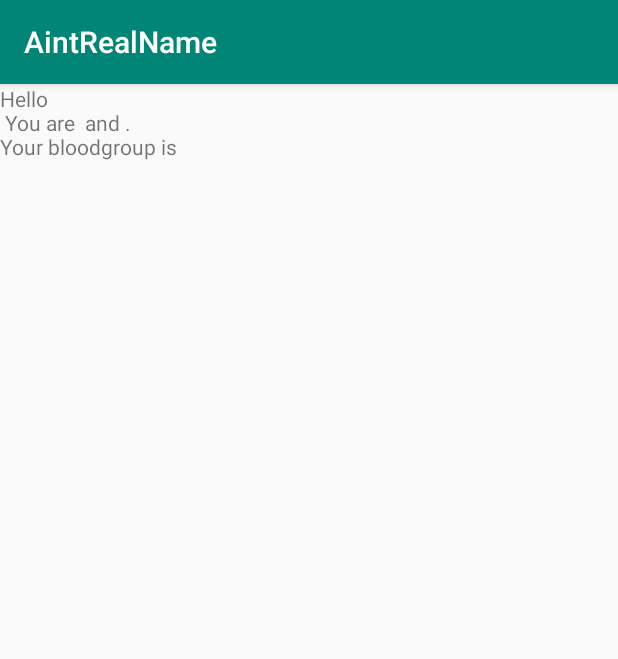
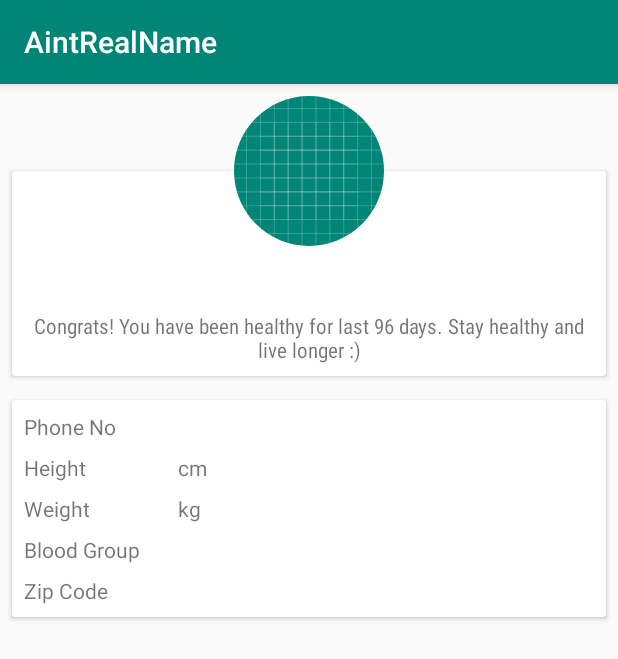
Before and after one commit to pani-vishal/Re-Med, an Android app: the HomeActivity screen opened directly, with no data from a screen before it, on a phone screen of 412 x 824 dp. Shown: the top 659 px of the screen. Run offline under Robolectric (Android 15) with nearby library versions, the light colour scheme and no system bars; our stand-ins replace CircleImageView.

Commit message:
Add Basic Layout for Home Screen

```diff
--- a/Android/AintRealName/app/build.gradle
+++ b/Android/AintRealName/app/build.gradle
@@ -35,6 +35,9 @@ dependencies {
     implementation 'com.squareup.retrofit2:retrofit:2.4.0'
     implementation 'com.squareup.retrofit2:converter-gson:2.4.0'
 
+    implementation 'de.hdodenhof:circleimageview:2.2.0'
+    implementation 'com.github.bumptech.glide:glide:4.8.0'
+    kapt 'com.github.bumptech.glide:compiler:4.8.0'
 
     def work_version = "1.0.0-alpha10"
 
--- a/Android/AintRealName/app/src/main/java/com/codeplay/aintrealname/controller/HomeActivity.kt
+++ b/Android/AintRealName/app/src/main/java/com/codeplay/aintrealname/controller/HomeActivity.kt
@@ -3,6 +3,7 @@ package com.codeplay.aintrealname.controller
 import android.support.v7.app.AppCompatActivity
 import android.os.Bundle
 import com.codeplay.aintrealname.R
+import com.codeplay.aintrealname.controller.fragments.HomeFragment
 import com.codeplay.aintrealname.utilities.UserDetails
 import kotlinx.android.synthetic.main.activity_home.*
 
@@ -12,6 +13,8 @@ class HomeActivity : AppCompatActivity() {
         super.onCreate(savedInstanceState)
         setContentView(R.layout.activity_home)
 
-        textVIew.text = "Hello ${UserDetails.name} \n You are ${UserDetails.height} and ${UserDetails.weight}.\nYour bloodgroup is ${UserDetails.bloodGroup}"
+        supportFragmentManager.beginTransaction().replace(R.id.homeScreenArea, HomeFragment()).commit()
+
+        //textVIew.text = "Hello ${UserDetails.name} \n You are ${UserDetails.height} and ${UserDetails.weight}.\nYour bloodgroup is ${UserDetails.bloodGroup}"
     }
 }
--- a/Android/AintRealName/app/src/main/java/com/codeplay/aintrealname/controller/SplashActivity.kt
+++ b/Android/AintRealName/app/src/main/java/com/codeplay/aintrealname/controller/SplashActivity.kt
@@ -27,8 +27,10 @@ class SplashActivity : AppCompatActivity() {
         Log.v("Token", userToken)
         if(userToken == Constants.TOKEN_DEFAULT){
             startActivity(Intent(this, SignInActivity::class.java))
+            finish()
         }else{
             val user = AppDB.getInstance(this).getUserDetails()
+
             UserDetails.name = user.name
             UserDetails.birthDate = user.birthDate
             UserDetails.bloodGroup = user.bloodGroup
@@ -39,6 +41,7 @@ class SplashActivity : AppCompatActivity() {
             UserDetails.pincode = user.pincode
 
             startActivity(Intent(this, HomeActivity::class.java))
+            finish()
         }
     }
 
--- /dev/null
+++ b/Android/AintRealName/app/src/main/java/com/codeplay/aintrealname/controller/fragments/HomeFragment.kt
@@ -0,0 +1,37 @@
+package com.codeplay.aintrealname.controller.fragments
+
+
+import android.os.Bundle
+import android.support.v4.app.Fragment
+import android.view.LayoutInflater
+import android.view.View
+import android.view.ViewGroup
+
+import com.codeplay.aintrealname.R
+import com.codeplay.aintrealname.models.User
+import com.codeplay.aintrealname.utilities.UserDetails
+import kotlinx.android.synthetic.main.fragment_home.*
+
+
+class HomeFragment : Fragment() {
+
+    override fun onCreateView(inflater: LayoutInflater, container: ViewGroup?,
+                              savedInstanceState: Bundle?): View? {
+        // Inflate the layout for this fragment
+        return inflater.inflate(R.layout.fragment_home, container, false)
+    }
+
+    override fun onViewCreated(view: View, savedInstanceState: Bundle?) {
+        super.onViewCreated(view, savedInstanceState)
+
+        userNameTextView.text = UserDetails.name
+        messageTextView.text = "Congrats! You have been healthy for last 96 days. Stay healthy and live longer :)"
+
+        phoneNoTextView.text = UserDetails.phoneNo
+        heightTextView.text = UserDetails.height + " cm"
+        weightTextView.text = UserDetails.weight + " kg"
+        zipCodeTextView.text = UserDetails.pincode
+        bloodGroupTextView.text = UserDetails.bloodGroup
+    }
+
+}
--- a/Android/AintRealName/app/src/main/res/layout/activity_home.xml
+++ b/Android/AintRealName/app/src/main/res/layout/activity_home.xml
@@ -1,12 +1,10 @@
 <?xml version="1.0" encoding="utf-8"?>
-<android.support.constraint.ConstraintLayout xmlns:android="http://schemas.android.com/apk/res/android"
+<FrameLayout xmlns:android="http://schemas.android.com/apk/res/android"
     xmlns:app="http://schemas.android.com/apk/res-auto"
     xmlns:tools="http://schemas.android.com/tools"
     android:layout_width="match_parent"
     android:layout_height="match_parent"
-    tools:context=".controller.HomeActivity">
-    <TextView
-        android:layout_width="match_parent"
-        android:layout_height="match_parent"
-        android:id="@+id/textVIew"/>
-</android.support.constraint.ConstraintLayout>
+    tools:context=".controller.HomeActivity"
+    android:id="@+id/homeScreenArea">
+
+</FrameLayout>
--- /dev/null
+++ b/Android/AintRealName/app/src/main/res/layout/fragment_home.xml
@@ -0,0 +1,221 @@
+<?xml version="1.0" encoding="utf-8"?>
+<android.support.v4.widget.NestedScrollView xmlns:android="http://schemas.android.com/apk/res/android"
+    xmlns:app="http://schemas.android.com/apk/res-auto"
+    xmlns:tools="http://schemas.android.com/tools"
+    android:layout_width="match_parent"
+    android:layout_height="match_parent"
+    tools:context=".controller.fragments.HomeFragment">
+
+    <android.support.constraint.ConstraintLayout
+        android:layout_width="match_parent"
+        android:layout_height="match_parent">
+
+        <android.support.constraint.ConstraintLayout xmlns:android="http://schemas.android.com/apk/res/android"
+            xmlns:app="http://schemas.android.com/apk/res-auto"
+            xmlns:tools="http://schemas.android.com/tools"
+            android:id="@+id/constraintLayout"
+            android:layout_width="match_parent"
+            android:layout_height="wrap_content">
+
+
+            <de.hdodenhof.circleimageview.CircleImageView
+                android:id="@+id/homeImage"
+                android:layout_width="100dp"
+                android:layout_height="100dp"
+                android:layout_marginTop="8dp"
+                android:scaleType="centerCrop"
+                android:src="@drawable/ic_launcher_background"
+                android:translationZ="4dp"
+                app:layout_constraintEnd_toEndOf="parent"
+                app:layout_constraintHorizontal_bias="0.5"
+                app:layout_constraintStart_toStartOf="parent"
+                app:layout_constraintTop_toTopOf="parent" />
+
+            <android.support.v7.widget.CardView
+                android:layout_width="0dp"
+                android:layout_height="wrap_content"
+                android:layout_marginStart="8dp"
+                android:layout_marginTop="50dp"
+                android:layout_marginEnd="8dp"
+                android:layout_marginBottom="8dp"
+                app:layout_constraintBottom_toBottomOf="parent"
+                app:layout_constraintEnd_toEndOf="parent"
+                app:layout_constraintStart_toStartOf="parent"
+                app:layout_constraintTop_toTopOf="@+id/homeImage">
+
+                <android.support.constraint.ConstraintLayout
+                    android:layout_width="match_parent"
+                    android:layout_height="match_parent">
+
+                    <TextView
+                        android:id="@+id/userNameTextView"
+                        android:layout_width="wrap_content"
+                        android:layout_height="wrap_content"
+                        android:layout_marginTop="8dp"
+                        android:textColor="@color/gray_shade_9"
+                        android:textSize="20sp"
+                        app:layout_constraintEnd_toEndOf="parent"
+                        app:layout_constraintStart_toStartOf="parent"
+                        app:layout_constraintTop_toTopOf="@+id/guideline3"
+                        tools:text="Pravin Rathore" />
+
+                    <TextView
+                        android:id="@+id/messageTextView"
+                        android:layout_width="0dp"
+                        android:layout_height="wrap_content"
+                        android:layout_marginStart="8dp"
+                        android:layout_marginTop="8dp"
+                        android:layout_marginEnd="8dp"
+                        android:layout_marginBottom="8dp"
+                        android:fontFamily="sans-serif-condensed"
+                        android:textAlignment="center"
+                        app:layout_constraintBottom_toBottomOf="parent"
+                        app:layout_constraintEnd_toEndOf="parent"
+                        app:layout_constraintHorizontal_bias="0.5"
+                        app:layout_constraintStart_toStartOf="parent"
+                        app:layout_constraintTop_toBottomOf="@+id/userNameTextView"
+                        app:layout_constraintVertical_bias="0.444"
+                        tools:text="Overall Coordinator" />
+
+
+                    <android.support.constraint.Guideline
+                        android:id="@+id/guideline3"
+                        android:layout_width="wrap_content"
+                        android:layout_height="wrap_content"
+                        android:orientation="horizontal"
+                        app:layout_constraintGuide_begin="50dp" />
+                </android.support.constraint.ConstraintLayout>
+            </android.support.v7.widget.CardView>
+
+
+        </android.support.constraint.ConstraintLayout>
+
+        <android.support.v7.widget.CardView
+            android:layout_width="0dp"
+            android:layout_height="wrap_content"
+            android:layout_marginStart="8dp"
+            android:layout_marginTop="8dp"
+            android:layout_marginEnd="8dp"
+            android:layout_marginBottom="8dp"
+            app:layout_constraintBottom_toBottomOf="parent"
+            app:layout_constraintEnd_toEndOf="parent"
+            app:layout_constraintStart_toStartOf="parent"
+            app:layout_constraintTop_toBottomOf="@+id/constraintLayout">
+
+            <android.support.constraint.ConstraintLayout
+                android:layout_width="match_parent"
+                android:layout_height="match_parent">
+
+                <TextView
+                    android:id="@+id/textView5"
+                    android:layout_width="wrap_content"
+                    android:layout_height="wrap_content"
+                    android:layout_marginStart="8dp"
+                    android:layout_marginTop="8dp"
+                    android:text="Phone No"
+                    app:layout_constraintStart_toStartOf="parent"
+                    app:layout_constraintTop_toTopOf="parent" />
+
+                <TextView
+                    android:id="@+id/phoneNoTextView"
+                    android:layout_width="wrap_content"
+                    android:layout_height="wrap_content"
+                    android:layout_marginStart="8dp"
+                    android:layout_marginTop="8dp"
+                    android:text="TextView"
+                    app:layout_constraintStart_toStartOf="@+id/guideline"
+                    app:layout_constraintTop_toTopOf="parent" />
+
+                <android.support.constraint.Guideline
+                    android:id="@+id/guideline"
+                    android:layout_width="wrap_content"
+                    android:layout_height="wrap_content"
+                    android:orientation="vertical"
+                    app:layout_constraintGuide_percent="0.25" />
+
+                <TextView
+                    android:id="@+id/textView4"
+                    android:layout_width="wrap_content"
+                    android:layout_height="wrap_content"
+                    android:layout_marginStart="8dp"
+                    android:layout_marginTop="8dp"
+                    android:text="Height"
+                    app:layout_constraintStart_toStartOf="parent"
+                    app:layout_constraintTop_toBottomOf="@+id/textView5" />
+
+                <TextView
+                    android:id="@+id/heightTextView"
+                    android:layout_width="wrap_content"
+                    android:layout_height="wrap_content"
+                    android:layout_marginStart="8dp"
+                    android:layout_marginTop="8dp"
+                    android:text="TextView"
+                    app:layout_constraintStart_toStartOf="@+id/guideline"
+                    app:layout_constraintTop_toBottomOf="@+id/phoneNoTextView" />
+
+                <TextView
+                    android:id="@+id/textView7"
+                    android:layout_width="wrap_content"
+                    android:layout_height="wrap_content"
+                    android:layout_marginStart="8dp"
+                    android:layout_marginTop="8dp"
+                    android:text="Weight"
+                    app:layout_constraintStart_toStartOf="parent"
+                    app:layout_constraintTop_toBottomOf="@+id/textView4" />
+
+                <TextView
+                    android:id="@+id/weightTextView"
+                    android:layout_width="wrap_content"
+                    android:layout_height="wrap_content"
+                    android:layout_marginStart="8dp"
+                    android:layout_marginTop="8dp"
+                    android:text="TextView"
+                    app:layout_constraintStart_toStartOf="@+id/guideline"
+                    app:layout_constraintTop_toBottomOf="@+id/heightTextView" />
+
+                <TextView
+                    android:id="@+id/textView9"
+                    android:layout_width="wrap_content"
+                    android:layout_height="wrap_content"
+                    android:layout_marginStart="8dp"
+                    android:layout_marginTop="8dp"
+                    android:text="Blood Group"
+                    app:layout_constraintStart_toStartOf="parent"
+                    app:layout_constraintTop_toBottomOf="@+id/textView7" />
+
+                <TextView
+                    android:id="@+id/bloodGroupTextView"
+                    android:layout_width="wrap_content"
+                    android:layout_height="wrap_content"
+                    android:layout_marginStart="8dp"
+                    android:layout_marginTop="8dp"
+                    android:text="TextView"
+                    app:layout_constraintStart_toStartOf="@+id/guideline"
+                    app:layout_constraintTop_toBottomOf="@+id/weightTextView" />
+
+                <TextView
+                    android:layout_width="wrap_content"
+                    android:layout_height="wrap_content"
+                    android:layout_marginStart="8dp"
+                    android:layout_marginTop="8dp"
+                    android:layout_marginBottom="8dp"
+                    android:text="Zip Code"
+                    app:layout_constraintBottom_toBottomOf="parent"
+                    app:layout_constraintStart_toStartOf="parent"
+                    app:layout_constraintTop_toBottomOf="@+id/textView9" />
+
+                <TextView
+                    android:id="@+id/zipCodeTextView"
+                    android:layout_width="wrap_content"
+                    android:layout_height="wrap_content"
+                    android:layout_marginStart="8dp"
+                    android:layout_marginTop="8dp"
+                    android:text="TextView"
+                    app:layout_constraintStart_toStartOf="@+id/guideline"
+                    app:layout_constraintTop_toBottomOf="@+id/bloodGroupTextView" />
+            </android.support.constraint.ConstraintLayout>
+        </android.support.v7.widget.CardView>
+
+    </android.support.constraint.ConstraintLayout>
+
+</android.support.v4.widget.NestedScrollView>
```
